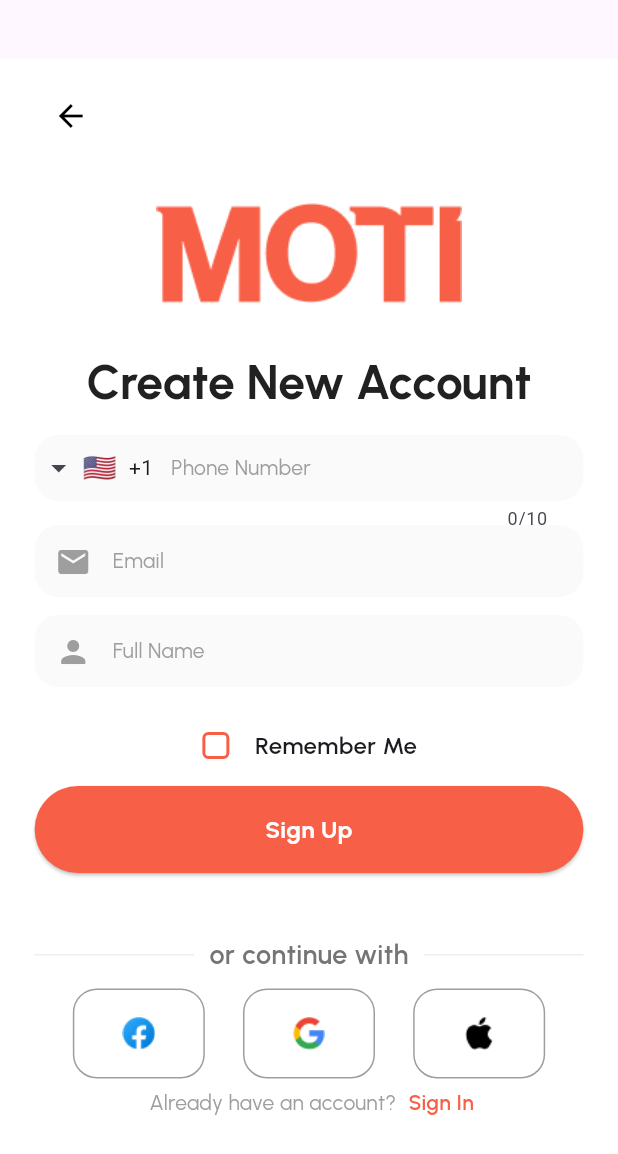
After one commit to teddybed/Moti, a Flutter app: the signUp screen opened by its route, on a phone screen of 412 x 824 dp. The commit adds this screen. Shown: the top 1154 px of the screen. Run offline on Flutter 3.47's test engine with Material 3 defaults, Android fonts, the phone set to English and light mode, and no system bars; drawn by our look-alikes of intl_phone_field; our stand-ins replace flutter_svg.

Commit message:
creating new sign up page and add dependency intl_phone_field to handle display number and flag of country

```diff
--- a/lib/main.dart
+++ b/lib/main.dart
@@ -7,6 +7,8 @@ import 'screens/walkthrough/light_walkthrough_1.dart';
 import 'screens/walkthrough/light_walkthrough_2.dart';
 import 'screens/walkthrough/light_walkthrough_3.dart';
 import 'screens/loginRegister/let_You_In.dart';
+import 'screens/loginRegister/light_Sign_Up.dart';
+
 
 
 
@@ -36,6 +38,10 @@ class MyApp extends StatelessWidget {
         '/walkthrough2': (context) => Walkthrough2(),
         '/walkthrough3': (context) => Walkthrough3(),
         '/letYouIn': (context) =>  letYouIn(),
+        '/signUp': (context) =>  signUp(),
+
+
+
 
 
 
--- a/lib/screens/loginRegister/let_You_In.dart
+++ b/lib/screens/loginRegister/let_You_In.dart
@@ -321,8 +321,10 @@ class _LightSplashState extends State<letYouIn> {
                         ),
                         GestureDetector(
                           onTap: () {
-                            // Add your Sign Up logic here or pass a function to handle it
-                          },
+
+                              // Navigate to the next page using the named route
+                              Navigator.pushNamed(context, '/signUp');
+                              },
                           child: Container(
                             width: 49,
                             height: 20,
--- /dev/null
+++ b/lib/screens/loginRegister/light_Sign_Up.dart
@@ -0,0 +1,481 @@
+import 'package:flutter/material.dart';
+import 'package:intl_phone_field/intl_phone_field.dart';
+
+// Navbar Component with Theme: Light
+class Navbar extends StatelessWidget {
+  final VoidCallback? onBack;
+
+  const Navbar({Key? key, this.onBack}) : super(key: key);
+
+  @override
+  Widget build(BuildContext context) {
+    return Container(
+      width: 380,
+      height: 48,
+      padding: const EdgeInsets.symmetric(vertical: 12),
+      child: Row(
+        children: [
+          const SizedBox(width: 12),
+          GestureDetector(
+            onTap: onBack ?? () => Navigator.pop(context),
+            child: const Icon(Icons.arrow_back, color: Colors.black),
+          ),
+          const SizedBox(width: 12),
+        ],
+      ),
+    );
+  }
+}
+
+class signUp extends StatefulWidget {
+  @override
+  _signUpState createState() => _signUpState();
+}
+
+class _signUpState extends State<signUp> {
+  final _formKey = GlobalKey<FormState>();
+  final TextEditingController _emailController = TextEditingController();
+  final TextEditingController _fullNameController = TextEditingController();
+
+
+  @override
+  Widget build(BuildContext context) {
+    final size = MediaQuery.of(context).size;
+    final scaleX = size.width / 428.0;
+    final scaleY = size.height / 926.0;
+
+    return Scaffold(
+      body: Stack(
+        children: [
+          // White container
+          Positioned(
+            top: 44.0 * scaleY,
+            child: Center(
+              child: Container(
+                width: 428.0 * scaleX,
+                height: 882.0 * scaleY,
+                padding: EdgeInsets.fromLTRB(
+                  24.0 * scaleX,
+                  16.0 * scaleY,
+                  24.0 * scaleX,
+                  48.0 * scaleY,
+                ),
+                decoration: BoxDecoration(
+                  color: Colors.white,
+                  borderRadius: BorderRadius.circular(0),
+                ),
+                child: Column(
+                  mainAxisAlignment: MainAxisAlignment.start,
+                  children: [
+                    // Navbar (Light theme)
+                    Align(
+                      alignment: Alignment.centerLeft,
+                      child: Navbar(),
+                    ),
+                    const SizedBox(height: 34),
+
+                    // Logo
+                    Image.asset(
+                      'assets/images/logo2.png',
+                      width: 207.24,
+                      height: 66.57,
+                    ),
+                    const SizedBox(height: 34),
+
+                    // Styled Text
+                    Container(
+                      width: 380,
+                      height: 38,
+                      alignment: Alignment.center,
+                      child: const Text(
+                        'Create New Account',
+                        textAlign: TextAlign.center,
+                        style: TextStyle(
+                          fontFamily: 'Urbanist',
+                          fontWeight: FontWeight.w700,
+                          fontSize: 32,
+                          height: 1.2, // 140%
+                          letterSpacing: 0,
+                          color: Color(0xFF212121), // dark text color
+                        ),
+                      ),
+                    ),
+
+
+                    // Input Fields Container
+                    Container(
+                      width: 380,
+                      height: 340,
+                      decoration: BoxDecoration(
+                        borderRadius: BorderRadius.circular(8), // optional
+                      ),
+                      child: Column(
+                        children: [
+                          const SizedBox(height: 16), // gap: 16px
+
+
+
+                      SizedBox(
+                      width: 380,
+                      height: 60,
+                      child: IntlPhoneField(
+                        controller: _fullNameController,
+                        decoration: InputDecoration(
+                          labelText: 'Phone Number',
+                          filled: true,
+                          fillColor: Color(0xFFFAFAFA),
+                          contentPadding: EdgeInsets.symmetric(horizontal: 20),
+                          prefixIcon: Padding(
+                            padding: EdgeInsets.only(top: 1.67, left: 3.33), // Adjusted position
+                            child: Container(
+                              width: 13.3330078125,  // Exact icon width
+                              height: 16.6669921875, // Exact icon height
+                              child: const Icon(
+                                Icons.phone,
+                                color: Color(0xFF9E9E9E), // Icon color
+                              ),
+                            ),
+                          ),
+                          border: OutlineInputBorder(
+                            borderRadius: BorderRadius.circular(16),
+                            borderSide: BorderSide.none,
+                          ),
+                          labelStyle: const TextStyle(
+                            fontFamily: 'Urbanist',
+                            fontWeight: FontWeight.w400,
+                            fontSize: 14,
+                            height: 1.4, // line-height equivalent in Flutter
+                            letterSpacing: 0.2,
+                            color: Color(0xFF9E9E9E),
+                          ),
+                        ),
+                        initialCountryCode: 'US',  // Set the default country code
+                        onChanged: (phone) {
+                          // Handle phone number input change
+                        },
+
+                      ),
+                    ),
+
+
+
+
+
+                          // Email Input
+                          SizedBox(
+                            width: 380,
+                            height: 60,
+                            child: TextFormField(
+                              controller: _fullNameController,
+                              decoration: InputDecoration(
+                                labelText: 'Email',
+                                filled: true,
+                                fillColor: Color(0xFFFAFAFA),
+                                contentPadding: EdgeInsets.symmetric(horizontal: 20),
+                                prefixIcon: Padding(
+                                  padding: EdgeInsets.only(top: 1.67, left: 3.33), // Adjusted position
+                                  child: Container(
+                                    width: 13.3330078125,  // Exact icon width
+                                    height: 16.6669921875, // Exact icon height
+                                    child: const Icon(
+                                      Icons.email,
+                                      color: Color(0xFF9E9E9E), // Icon color
+                                    ),
+                                  ),
+                                ),
+                                border: OutlineInputBorder(
+                                  borderRadius: BorderRadius.circular(16),
+                                  borderSide: BorderSide.none,
+                                ),
+                                labelStyle: const TextStyle(
+                                  fontFamily: 'Urbanist',
+                                  fontWeight: FontWeight.w400,
+                                  fontSize: 14,
+                                  height: 1.4, // line-height equivalent in Flutter
+                                  letterSpacing: 0.2,
+                                  color: Color(0xFF9E9E9E),
+                                ),
+                              ),
+                              keyboardType: TextInputType.name,
+                              validator: (value) {
+                                if (value == null || value.isEmpty) {
+                                  return 'Please enter your full name';
+                                }
+                                return null;
+                              },
+                            ),
+                          ),
+
+// Full Name Input
+                          SizedBox(
+                            width: 380,
+                            height: 60,
+                            child: TextFormField(
+                              controller: _fullNameController,
+                              decoration: InputDecoration(
+                                labelText: 'Full Name',
+                                filled: true,
+                                fillColor: Color(0xFFFAFAFA),
+                                contentPadding: EdgeInsets.symmetric(horizontal: 20),
+                                prefixIcon: Padding(
+                                  padding: EdgeInsets.only(top: 1.67, left: 3.33), // Adjusted position
+                                  child: Container(
+                                    width: 13.3330078125,  // Exact icon width
+                                    height: 16.6669921875, // Exact icon height
+                                    child: const Icon(
+                                      Icons.person,
+                                      color: Color(0xFF9E9E9E), // Icon color
+                                    ),
+                                  ),
+                                ),
+                                border: OutlineInputBorder(
+                                  borderRadius: BorderRadius.circular(16),
+                                  borderSide: BorderSide.none,
+                                ),
+                                labelStyle: const TextStyle(
+                                  fontFamily: 'Urbanist',
+                                  fontWeight: FontWeight.w400,
+                                  fontSize: 14,
+                                  height: 1.4, // line-height equivalent in Flutter
+                                  letterSpacing: 0.2,
+                                  color: Color(0xFF9E9E9E),
+                                ),
+                              ),
+                              keyboardType: TextInputType.name,
+                              validator: (value) {
+                                if (value == null || value.isEmpty) {
+                                  return 'Please enter your full name';
+                                }
+                                return null;
+                              },
+                            ),
+                          ),
+
+
+                          Padding(
+                            padding: const EdgeInsets.symmetric(vertical: 16.0),
+                            child: Row(
+                              mainAxisAlignment: MainAxisAlignment.center,
+                              crossAxisAlignment: CrossAxisAlignment.center,
+                              children: [
+                                Theme(
+                                  data: ThemeData(
+                                    checkboxTheme: CheckboxThemeData(
+                                      shape: RoundedRectangleBorder(borderRadius: BorderRadius.circular(4)),
+                                      materialTapTargetSize: MaterialTapTargetSize.shrinkWrap,
+                                      visualDensity: VisualDensity.compact,
+                                      splashRadius: 0,
+                                      side: BorderSide(color: Color(0xFFF85F47), width: 2),
+                                      fillColor: MaterialStateProperty.resolveWith<Color>(
+                                            (states) => states.contains(MaterialState.selected)
+                                            ? Color(0xFFF85F47)
+                                            : Colors.transparent,
+                                      ),
+                                    ),
+                                  ),
+                                  child: SizedBox(
+                                    width: 20,
+                                    height: 20,
+                                    child: Checkbox(
+                                      value: false,
+                                      onChanged: (bool? value) {
+                                        // Handle 'Remember Me' checkbox
+                                      },
+                                      visualDensity: VisualDensity.compact,
+                                    ),
+                                  ),
+                                ),
+                                const SizedBox(width: 16),
+                                const Text(
+                                  'Remember Me',
+                                  style: TextStyle(
+                                    fontFamily: 'Urbanist',
+                                    fontWeight: FontWeight.w600,
+                                    fontSize: 16,
+                                    height: 1.4,
+                                    letterSpacing: 0.2,
+                                  ),
+                                ),
+                              ],
+                            ),
+                          ),
+                          // Next Button
+                          SizedBox(
+                            width: 380,
+                            height: 58,
+                            child: ElevatedButton(
+                              onPressed: () {
+                                if (_formKey.currentState?.validate() ?? false) {
+                                  // Proceed with sign-up process
+                                }
+                              },
+                              style: ElevatedButton.styleFrom(
+                                backgroundColor: const Color(0xFFF85F47),
+                                shape: RoundedRectangleBorder(
+                                  borderRadius: BorderRadius.circular(100),
+                                ),
+                                padding: EdgeInsets.symmetric(vertical: 18 * scaleY, horizontal: 16 * scaleX),
+                              ),
+                              child: const Text(
+                                'Sign Up',
+                                textAlign: TextAlign.center,
+                                style: TextStyle(
+                                  fontFamily: 'Urbanist',
+                                  fontWeight: FontWeight.w700,
+                                  fontSize: 16,
+                                  height: 1.4,
+                                  letterSpacing: 0.2,
+                                  color: Colors.white,
+                                ),
+                              ),
+                            ),
+                          ),
+                        ],
+                      ),
+                    ),
+
+                    Container(
+                      width: 380,
+                      height: 45,
+                      child: const Row(
+                        mainAxisAlignment: MainAxisAlignment.center,
+                        children: [
+                          Expanded(child: Divider(color: Color(0xFFEEEEEE))),
+                          Padding(
+                            padding: EdgeInsets.symmetric(horizontal: 10),
+                            child: Text(
+                              'or continue with',
+                              style: TextStyle(
+                                fontFamily: 'Urbanist',
+                                fontWeight: FontWeight.w600,
+                                fontSize: 18,
+                                color: Color(0xFF757575), // dark text color
+                              ),
+                            ),
+                          ),
+                          Expanded(child: Divider(color: Color(0xFFEEEEEE))),
+                        ],
+                      ),
+                    ),
+
+                    Container(
+                      width: 380,
+                      height: 60,
+                      child: Row(
+                        mainAxisAlignment: MainAxisAlignment.spaceEvenly,
+                        children: [
+                          Container(
+                            width: 88,
+                            height: 60,
+                            padding: EdgeInsets.only(top: 18, right: 32, bottom: 18, left: 32),
+                            decoration: BoxDecoration(
+                              border: Border.all(color: Colors.grey, width: 1),
+                              borderRadius: BorderRadius.circular(16),
+                            ),
+                            child: Center(
+                              child: Image.asset(
+                                'assets/images/facebook.png',
+                                width: 30,
+                                height: 30,
+                                fit: BoxFit.contain,
+                              ),
+                            ),
+                          ),
+                          Container(
+                            width: 88,
+                            height: 60,
+                            padding: EdgeInsets.only(top: 18, right: 32, bottom: 18, left: 32),
+                            decoration: BoxDecoration(
+                              border: Border.all(color: Colors.grey, width: 1),
+                              borderRadius: BorderRadius.circular(16),
+                            ),
+                            child: Center(
+                              child: Image.asset(
+                                'assets/images/google.png',
+                                width: 30,
+                                height: 30,
+                                fit: BoxFit.contain,
+                              ),
+                            ),
+                          ),
+                          Container(
+                            width: 88,
+                            height: 60,
+                            padding: EdgeInsets.only(top: 18, right: 32, bottom: 18, left: 32),
+                            decoration: BoxDecoration(
+                              border: Border.all(color: Colors.grey, width: 1),
+                              borderRadius: BorderRadius.circular(16),
+                            ),
+                            child: Center(
+                              child: Image.asset(
+                                'assets/images/apple.png',
+                                width: 30,
+                                height: 30,
+                                fit: BoxFit.contain,
+                              ),
+                            ),
+                          ),
+                        ],
+                      ),
+                    ),
+
+                    const SizedBox(height: 6),
+
+                    // Don't have an account? Row
+                    Container(
+                      width: 380,
+                      height: 20,
+                      child: Row(
+                        mainAxisAlignment: MainAxisAlignment.center,
+                        children: [
+                          Container(
+                            height: 20,
+                            alignment: Alignment.centerRight,
+                            child: const Text(
+                              "Already have an account? ",
+                              textAlign: TextAlign.right,
+                              style: TextStyle(
+                                fontFamily: 'Urbanist',
+                                fontWeight: FontWeight.w400,
+                                fontSize: 14,
+                                height: 1.4,
+                                letterSpacing: 0.2,
+                                color: Color(0xFF9E9E9E),
+                              ),
+                            ),
+                          ),
+                          const SizedBox(width: 8), // Gap of 8px
+                          GestureDetector(
+                            onTap: () {
+                              // Add your Sign In logic here
+                            },
+                            child: Container(
+                              height: 20,
+                              alignment: Alignment.center,
+                              child: const Text(
+                                "Sign In",
+                                style: TextStyle(
+                                  fontFamily: 'Urbanist',
+                                  fontWeight: FontWeight.w600,
+                                  fontSize: 14,
+                                  height: 1.4,
+                                  letterSpacing: 0.2,
+                                  color: Color(0xFFF85F47),
+                                ),
+                              ),
+                            ),
+                          ),
+                        ],
+                      ),
+                    )
+
+                  ],
+                ),
+              ),
+            ),
+          ),
+        ],
+      ),
+    );
+  }
+}
--- a/pubspec.yaml
+++ b/pubspec.yaml
@@ -31,6 +31,7 @@ dependencies:
   flutter:
     sdk: flutter
   flutter_svg: ^2.0.7
+  intl_phone_field: ^3.2.0
 
 
   # The following adds the Cupertino Icons font to your application.
```
Also changed, not shown: pubspec.lock.
